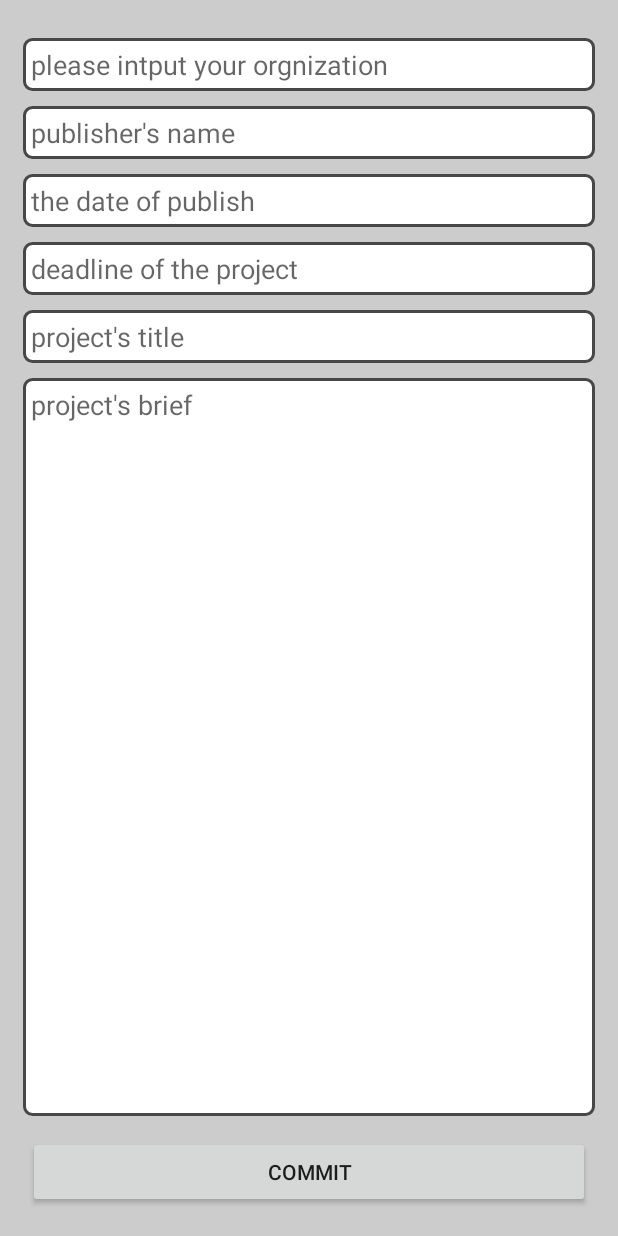
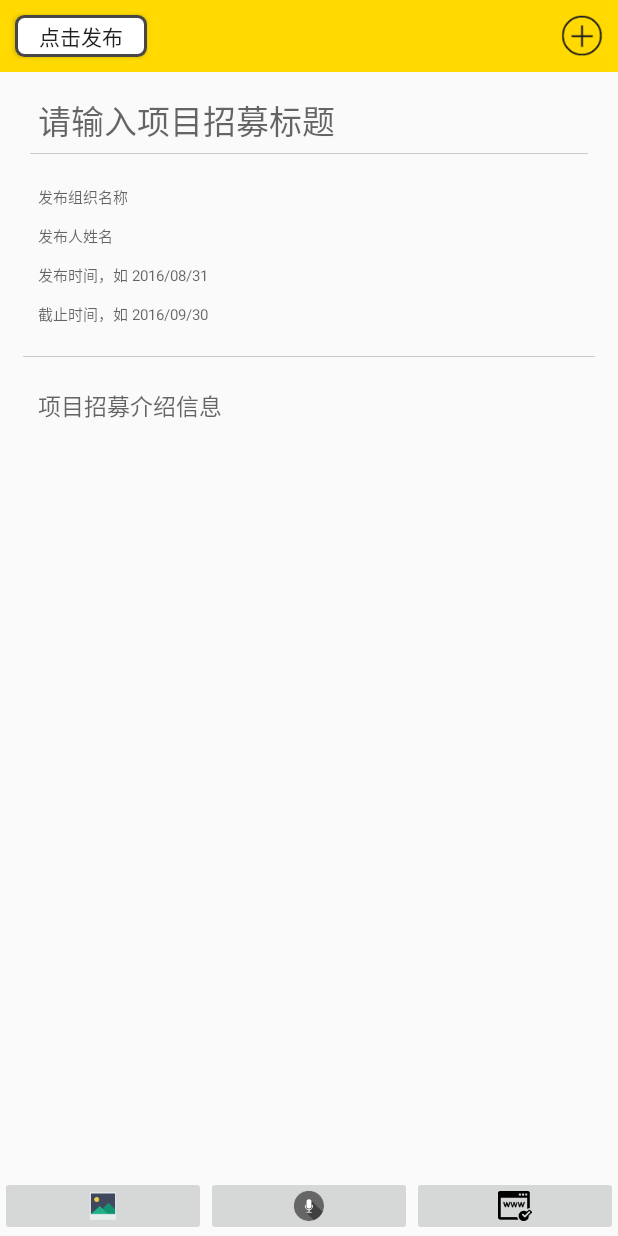
Before and after one commit to raymondcqk/HeyHere, an Android app: the SetPubInfoActivity screen opened directly, with no data from a screen before it, on a phone screen of 412 x 824 dp. Run offline under Robolectric (Android 15) with nearby library versions, the phone set to English and light mode, and no system bars.

Commit message:
天气功能基本完成， 已完成：ContentProvider：天气缓存从直接使用数据库，改为通过ContentProvider实现 Broadcast、Service、定时任务、 添加：文件下载功能 优化： 项目发布界面优化 后续添加:notification、前台任务、下拉状态栏

```diff
--- a/app/src/main/java/com/raymondqk/raysqlitepractice/activity/ProjectActivity.java
+++ b/app/src/main/java/com/raymondqk/raysqlitepractice/activity/ProjectActivity.java
@@ -34,7 +34,7 @@ public class ProjectActivity extends AppCompatActivity {
     protected void onCreate(@Nullable Bundle savedInstanceState) {
         super.onCreate(savedInstanceState);
         supportRequestWindowFeature(Window.FEATURE_NO_TITLE);
-        setContentView(R.layout.activity_project);
+        setContentView(R.layout.activity_project_detail);
         //进入项目详情页之后，立马获取外部存储器读写权限,因为这里有文件读写的功能，而API23+需要从代码层面获取权限。
         VerifyPermissionUtils.verifyStoragePermission(ProjectActivity.this);
         initToolbar();
--- a/app/src/main/java/com/raymondqk/raysqlitepractice/activity/SetPubInfoActivity.java
+++ b/app/src/main/java/com/raymondqk/raysqlitepractice/activity/SetPubInfoActivity.java
@@ -34,7 +34,7 @@ public class SetPubInfoActivity extends Activity implements View.OnClickListener
     @Override
     protected void onCreate(Bundle savedInstanceState) {
         super.onCreate(savedInstanceState);
-        setContentView(R.layout.activity_set_pubinfo);
+        setContentView(R.layout.activity_publish_write);
         initDB();
         initView();
     }
--- a/app/src/main/java/com/raymondqk/raysqlitepractice/activity/WeatherActivity.java
+++ b/app/src/main/java/com/raymondqk/raysqlitepractice/activity/WeatherActivity.java
@@ -215,7 +215,7 @@ public class WeatherActivity extends AppCompatActivity implements View.OnClickLi
             }
         };
         ProviderUtils.insertCurrentWeather(this, weatherInfo, insertCurrentWeatherCallback);
-        //        mDbHelper.insertCurrentWeather(weatherInfo,insertCurrentWeatherCallback );
+//                mDbHelper.insertCurrentWeather(weatherInfo, insertCurrentWeatherCallback);
     }
 
     private void pullXMLResult(String xmlStr) {
--- a/app/src/main/java/com/raymondqk/raysqlitepractice/fragment/main/MessageFragment.java
+++ b/app/src/main/java/com/raymondqk/raysqlitepractice/fragment/main/MessageFragment.java
@@ -66,7 +66,6 @@ public class MessageFragment extends Fragment implements View.OnClickListener {
         mWeather_bref = SharedPreferenceUtils.getWeatherBref();
         mTv_weather.setText(mWeather_bref);
 
-
         return mView;
     }
 
--- /dev/null
+++ b/app/src/main/res/layout/activity_publish_write.xml
@@ -0,0 +1,125 @@
+<?xml version="1.0" encoding="utf-8"?>
+<LinearLayout xmlns:android="http://schemas.android.com/apk/res/android"
+              android:layout_width="match_parent"
+              android:layout_height="match_parent"
+              android:orientation="vertical">
+
+    <LinearLayout
+        android:layout_width="match_parent"
+        android:layout_height="48dp"
+        android:background="@color/colorPrimary">
+
+        <Button
+            android:id="@+id/btn_add_publish_info"
+            android:layout_width="wrap_content"
+            android:layout_height="wrap_content"
+            android:layout_margin="10dp"
+            android:background="@drawable/lv_item_bg_selector"
+            android:text="点击发布"/>
+
+        <View
+            android:layout_width="0dp"
+            android:layout_height="match_parent"
+            android:layout_weight="1"/>
+
+        <ImageButton
+            android:id="@+id/ib_publish_write_add"
+            android:layout_width="48dp"
+            android:layout_height="48dp"
+            android:background="@android:color/transparent"
+            android:padding="10dp"
+            android:scaleType="centerInside"
+            android:src="@mipmap/add_131px"/>
+    </LinearLayout>
+
+    <EditText
+        android:layout_marginTop="10dp"
+        android:textSize="22sp"
+        android:paddingTop="10dp"
+        android:paddingBottom="10dp"
+        android:id="@+id/edt_project"
+        style="@style/edt_get_info"
+        android:hint="请输入项目招募标题"
+        android:lines="1"/>
+
+    <View
+        android:layout_marginBottom="15dp"
+        android:layout_width="match_parent"
+        android:layout_height="1px"
+        android:layout_marginLeft="20dp"
+        android:layout_marginRight="20dp"
+        android:background="@color/gray"></View>
+
+    <EditText
+        android:id="@+id/edt_orgnization"
+        style="@style/edt_get_info"
+        android:hint="发布组织名称"
+        android:lines="1"
+        android:textSize="10sp"/>
+
+    <EditText
+        android:id="@+id/edt_publisher"
+        style="@style/edt_get_info"
+        android:hint="发布人姓名"
+        android:lines="1"
+        android:textSize="10sp"/>
+
+    <EditText
+        android:id="@+id/edt_pubdate"
+        style="@style/edt_get_info"
+        android:hint="发布时间，如 2016/08/31"
+        android:lines="1"
+        android:textSize="10sp"/>
+
+    <EditText
+        android:id="@+id/edt_deadline"
+        style="@style/edt_get_info"
+        android:hint="截止时间，如 2016/09/30"
+        android:lines="1"
+        android:textSize="10sp"/>
+
+    <View
+        android:layout_width="match_parent"
+        android:layout_height="1px"
+        android:layout_margin="15dp"
+        android:background="@color/gray"></View>
+
+    <EditText
+        android:id="@+id/edt_brief"
+        style="@style/edt_get_info"
+        android:layout_marginBottom="10dp"
+        android:layout_weight="1"
+        android:height="0dp"
+        android:gravity="start"
+        android:hint="项目招募介绍信息"
+        android:textSize="15sp"/>
+
+    <LinearLayout
+        android:layout_width="match_parent"
+        android:layout_height="40dp"
+
+        android:gravity="center_vertical">
+
+        <ImageButton
+            android:layout_width="0dp"
+            android:layout_height="40dp"
+            android:layout_weight="1"
+            android:scaleType="fitCenter"
+            android:src="@mipmap/picture_123px"/>
+        <ImageButton
+            android:layout_width="0dp"
+            android:layout_height="40dp"
+            android:layout_weight="1"
+            android:scaleType="fitCenter"
+            android:src="@mipmap/google_voice_search_128px"/>
+        <ImageButton
+            android:layout_width="0dp"
+            android:layout_height="40dp"
+            android:layout_weight="1"
+            android:scaleType="fitCenter"
+            android:src="@mipmap/website_141px"/>
+
+    </LinearLayout>
+
+
+</LinearLayout>
--- a/app/src/main/res/layout/activity_set_pubinfo.xml
+++ /dev/null
@@ -1,53 +0,0 @@
-<?xml version="1.0" encoding="utf-8"?>
-<LinearLayout xmlns:android="http://schemas.android.com/apk/res/android"
-              android:layout_width="match_parent"
-              android:layout_height="match_parent"
-              android:background="@color/gray"
-              android:orientation="vertical"
-              android:padding="15dp">
-
-    <EditText
-        android:id="@+id/edt_orgnization"
-        style="@style/edt_get_info"
-        android:hint="please intput your orgnization"/>
-
-    <EditText
-        android:id="@+id/edt_publisher"
-        style="@style/edt_get_info"
-        android:hint="publisher's name"/>
-
-    <EditText
-        android:id="@+id/edt_pubdate"
-        style="@style/edt_get_info"
-        android:hint="the date of publish"/>
-
-    <EditText
-        android:id="@+id/edt_deadline"
-        style="@style/edt_get_info"
-        android:hint="deadline of the project"/>
-
-    <EditText
-        android:id="@+id/edt_project"
-        style="@style/edt_get_info"
-        android:hint="project's title"/>
-
-    <EditText
-        android:id="@+id/edt_brief"
-        style="@style/edt_get_info"
-        android:layout_weight="1"
-        android:height="0dp"
-        android:gravity="start"
-        android:layout_marginBottom="10dp"
-        android:hint="project's brief"/>
-
-
-    <Button
-        android:id="@+id/btn_add_publish_info"
-        android:layout_width="match_parent"
-        android:layout_height="wrap_content"
-        android:layout_gravity="center"
-        android:layout_margin="3dp"
-        android:layout_marginTop="5dp"
-        android:text="Commit"/>
-
-</LinearLayout>
--- a/app/src/main/res/values/styles.xml
+++ b/app/src/main/res/values/styles.xml
@@ -9,9 +9,10 @@
     </style>
 
     <style name="edt_get_info">
+        <item name="android:layout_marginLeft">20dp</item>
+        <item name="android:layout_marginRight">20dp</item>
         <item name="android:padding">5dp</item>
-        <item name="android:layout_marginTop">10dp</item>
-        <item name="android:background">@drawable/list_item_bg</item>
+        <item name="android:background">@android:color/transparent</item>
         <item name="android:layout_width">match_parent</item>
         <item name="android:layout_height">wrap_content</item>
     </style>
@@ -109,5 +110,13 @@
         <item name="android:layout_height">15dp</item>
     </style>
 
+    <style name="btn_project_details_bottom">
+        <item name="android:layout_width">0dp</item>
+        <item name="android:layout_height">match_parent</item>
+        <item name="android:layout_margin">5dp</item>
+        <item name="android:layout_weight">1</item>
+        <item name="android:background">@drawable/lv_item_bg_selector</item>
+    </style>
+
     <color name="black">#222</color>
 </resources>
```
Also changed, not shown: app/src/main/java/com/raymondqk/raysqlitepractice/activity/AdvApkDownloadActivity.java (+16 -6 lines), app/src/main/res/layout/activity_project_detail.xml (renamed from app/src/main/res/layout/activity_project.xml, +31 -8 lines), app/src/main/res/layout/lv_item_pubinfo.xml (+17 -8 lines), app/src/main/res/mipmap-xxxhdpi/add_131px.png (added), app/src/main/res/mipmap-xxxhdpi/google_voice_search_128px.png (added), app/src/main/res/mipmap-xxxhdpi/picture_123px.png (added), app/src/main/res/mipmap-xxxhdpi/website_141px.png (added).
